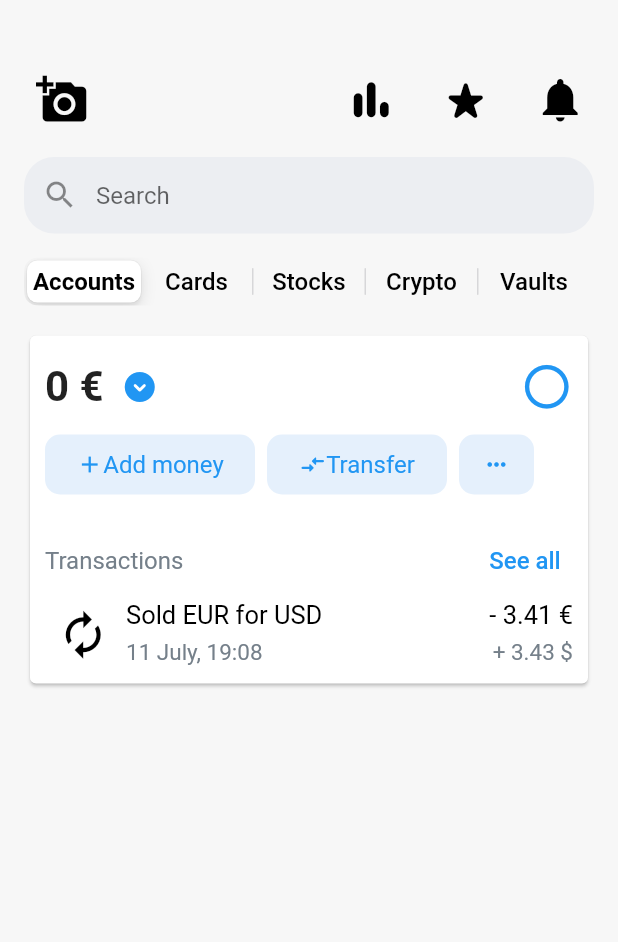
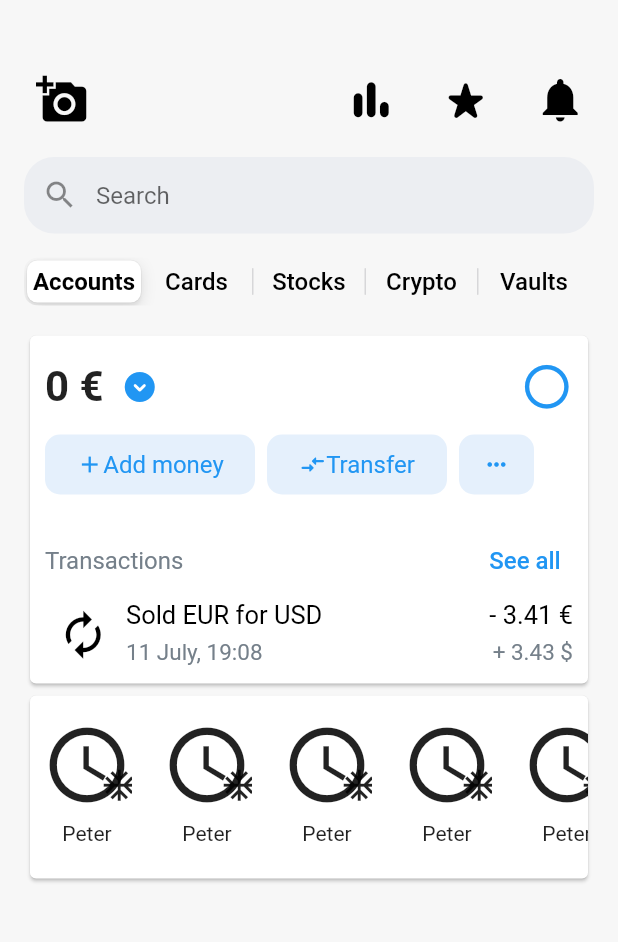
Before and after one commit to MeruyertBekzhigit/revolut-clone-app, a Flutter app: the screen it shows after launch, on a phone screen of 412 x 824 dp, the part 59-1001 px from its top. Run offline on Flutter 3.47's test engine with Material 2 defaults, Android fonts, the phone set to English and light mode, and no system bars; Roboto replaces fonts that are missing (Raleway).

Commit message:
Contact list widget template

```diff
--- a/lib/pages/home.dart
+++ b/lib/pages/home.dart
@@ -37,6 +37,7 @@ class HomePageState extends State<HomePage> {
                 buildAvailableProductSegments(context),
                 const SizedBox(height: 16),
                 chooseCardToDisplay(),
+                buildRecentPaymentsSection(),
               ],
             )),
       ),
@@ -347,3 +348,54 @@ class HomePageState extends State<HomePage> {
     );
   }
 }
+
+Widget buildRecentPaymentsSection() {
+  return Container(
+    height: 130,
+    child: Card(
+      color: Colors.white,
+      child: ListView(
+          padding: const EdgeInsets.only(left: 8, top: 16, right: 8),
+          scrollDirection: Axis.horizontal,
+          children: <Widget>[
+            ContactList('Peter'),
+            ContactList('Peter'),
+            ContactList('Peter'),
+            ContactList('Peter'),
+            ContactList('Peter'),
+            ContactList('Peter'),
+            ContactList('Peter'),
+            ContactList('Peter'),
+            ContactList('Peter'),
+            ContactList('Peter'),
+            ContactList('Peter'),
+          ]),
+    ),
+  );
+}
+
+Widget ContactList(String name) {
+  return Row(
+    children: [
+      Column(
+        children: [
+          Stack(
+            children: const [
+              Icon(Icons.access_time_outlined, size: 60),
+              Positioned(
+                  bottom: 4, right: -4, child: Icon(Icons.ac_unit, size: 25)),
+            ],
+          ),
+          const SizedBox(height: 8),
+          Text(
+            name,
+            style: const TextStyle(fontSize: 14),
+          ),
+        ],
+      ),
+      const SizedBox(
+        width: 20,
+      )
+    ],
+  );
+}
```
